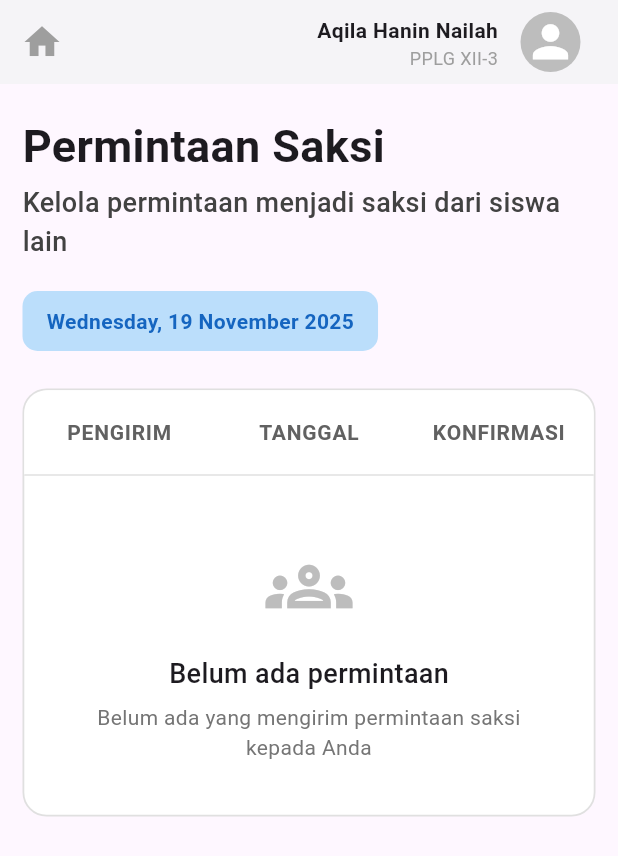
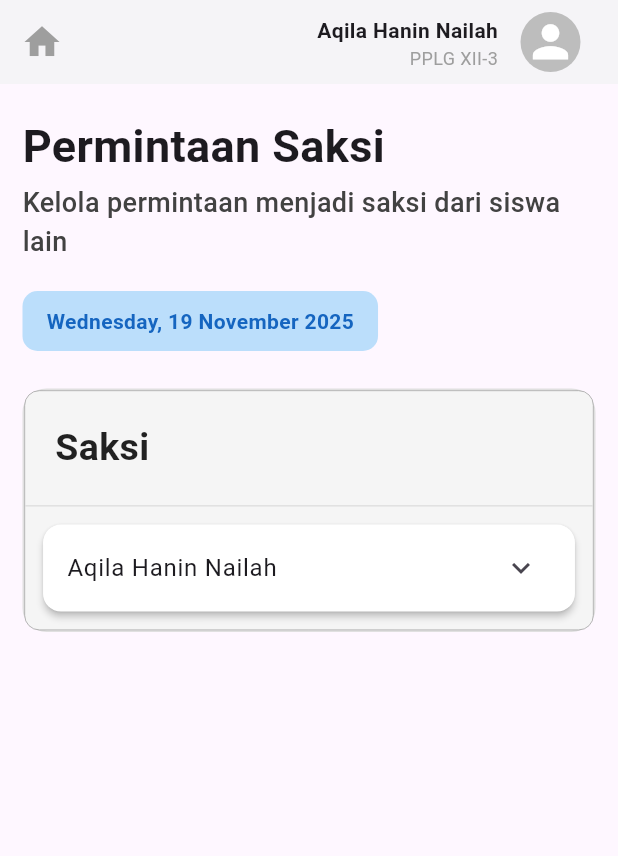
Before and after one commit to Farhan-Syarif-H/Jurnalku-Clone-Flutter, a Flutter app: the PermintaanSaksi screen opened directly, on a phone screen of 412 x 824 dp. Shown: the top 856 px of the screen. Run offline on Flutter 3.47's test engine with Material 3 defaults, Android fonts, the phone set to English and light mode, and no system bars; our stand-ins replace flutter_svg.

Commit message:
optimasi table permintaan saksi

```diff
--- a/lib/dashboard_page.dart
+++ b/lib/dashboard_page.dart
@@ -1,6 +1,7 @@
 import 'package:flutter/material.dart';
 import 'package:flutter_svg/flutter_svg.dart';
 import 'package:jurnalku_clone/catatan-sikap/catatan_sikap_page.dart';
+import 'package:jurnalku_clone/explore_page.dart';
 import 'package:jurnalku_clone/login_page.dart';
 import 'package:jurnalku_clone/panduan-pengguna/panduan_pengguna.dart';
 import 'package:jurnalku_clone/pengaturan_akun_page.dart';
@@ -87,19 +88,19 @@
                           );
                           break;
 
-                        // case 2: // Profil
-                        //   Navigator.push(
-                        //     context,
-                        //     MaterialPageRoute(builder: (_) => ProfilPage()),
-                        //   );
-                        //   break;
+                        case 2: // Profil
+                          Navigator.push(
+                            context,
+                            MaterialPageRoute(builder: (_) => ProfilePage()),
+                          );
+                          break;
 
-                        // case 3: // Jelajahi
-                        //   Navigator.push(
-                        //     context,
-                        //     MaterialPageRoute(builder: (_) => JelajahiPage()),
-                        //   );
-                        //   break;
+                        case 3: // Jelajahi
+                          Navigator.push(
+                            context,
+                            MaterialPageRoute(builder: (_) => ExplorePage()),
+                          );
+                          break;
 
                         // case 4: // Jurnal Pembiasaan
                         //   Navigator.push(
@@ -108,26 +109,26 @@
                         //   );
                         //   break;
 
-                        // case 5: // Permintaan Saksi
-                        //   Navigator.push(
-                        //     context,
-                        //     MaterialPageRoute(builder: (_) => PermintaanSaksiPage()),
-                        //   );
-                        //   break;
+                        case 5: // Permintaan Saksi
+                          Navigator.push(
+                            context,
+                            MaterialPageRoute(builder: (_) => PermintaanSaksi()),
+                          );
+                          break;
 
-                        // case 6: // Progress
-                        //   Navigator.push(
-                        //     context,
-                        //     MaterialPageRoute(builder: (_) => ProgressPage()),
-                        //   );
-                        //   break;
+                        case 6: // Progress
+                          Navigator.push(
+                            context,
+                            MaterialPageRoute(builder: (_) => ProgressBelajar()),
+                          );
+                          break;
 
-                        // case 7: // Catatan Sikap
-                        //   Navigator.push(
-                        //     context,
-                        //     MaterialPageRoute(builder: (_) => CatatanSikapPage()),
-                        //   );
-                        //   break;
+                        case 7: // Catatan Sikap
+                          Navigator.push(
+                            context,
+                            MaterialPageRoute(builder: (_) => CatatanSikapPage()),
+                          );
+                          break;
 
                         case 8: // Panduan Pengguna
                           Navigator.push(
--- a/lib/main.dart
+++ b/lib/main.dart
@@ -1,6 +1,7 @@
 import 'package:flutter/material.dart';
 import 'package:jurnalku_clone/dashboard_page.dart';
 import 'package:jurnalku_clone/explore_page.dart';
+import 'package:jurnalku_clone/permintaan_saksi.dart';
 
 void main() {
   runApp(const MyApp());
--- a/lib/permintaan_saksi.dart
+++ b/lib/permintaan_saksi.dart
@@ -48,7 +48,9 @@
           ),
         ],
       ),
-      body: Padding(
+      body: ListView(
+        children: [
+          Padding(
             padding: EdgeInsets.symmetric(vertical: 10, horizontal: 15),
             child: Column(
               crossAxisAlignment: CrossAxisAlignment.start,
@@ -59,7 +61,10 @@
                     SizedBox(height: 10),
                     Text(
                       "Permintaan Saksi",
-                  style: TextStyle(fontSize: 30, fontWeight: FontWeight.bold),
+                      style: TextStyle(
+                        fontSize: 30,
+                        fontWeight: FontWeight.bold,
+                      ),
                     ),
                     SizedBox(height: 3),
                     Text(
@@ -99,57 +104,53 @@
                   child: Column(
                     children: [
                       Container(
-                    padding: EdgeInsets.symmetric(vertical: 18),
                         decoration: BoxDecoration(
-                      color: Colors.white,
-                      borderRadius: BorderRadius.vertical(
-                        top: Radius.circular(16),
+                          borderRadius: BorderRadius.circular(10),
+                          border: Border.all(width: 0.5, color: Colors.grey),
+                          color: Colors.grey.shade100,
                         ),
-                      border: Border(
-                        bottom: BorderSide(
-                          color: Colors.grey.shade300,
-                          width: 1,
+                        child: Column(
+                          crossAxisAlignment: CrossAxisAlignment.start,
+                          children: [
+                            Padding(
+                              padding: EdgeInsets.all(20),
+                              child: Column(
+                                crossAxisAlignment: CrossAxisAlignment.start,
+                                children: [
+                                  Text(
+                                    "Saksi",
+                                    style: TextStyle(
+                                      fontSize: 25,
+                                      fontWeight: FontWeight.bold,
+                                      color: Colors.black87,
                                     ),
                                   ),
-                    ),
-                    child: Row(
-                      children: [
-                        Expanded(
-                          child: Center(
-                            child: Text(
-                              "PENGIRIM",
-                              style: TextStyle(
-                                fontSize: 14,
-                                letterSpacing: 0.5,
-                                fontWeight: FontWeight.w600,
-                                color: Colors.grey[700],
+                                ],
                               ),
                             ),
+                            //garis
+                            Divider(height: 1, color: Colors.grey[300]),
+
+                            Card(
+                              color: Colors.white,
+                              margin: EdgeInsets.all(12),
+                              elevation: 2,
+                              child: Theme(
+                                data: ThemeData().copyWith(
+                                  dividerColor: Colors.transparent,
                                 ),
+                                child: ExpansionTile(
+                                  title: Text("Aqila Hanin Nailah"),
+                                  childrenPadding: EdgeInsets.all(16),
+                                  children: [
+                                    tampilPermintaanSaksi("Tanggal", ""),
+                                    tampilPermintaanSaksi(
+                                      "Konfirmasi Status",
+                                      "",
                                     ),
-                        Expanded(
-                          child: Center(
-                            child: Text(
-                              "TANGGAL",
-                              style: TextStyle(
-                                fontSize: 14,
-                                letterSpacing: 0.5,
-                                fontWeight: FontWeight.w600,
-                                color: Colors.grey[700],
-                              ),
-                            ),
-                          ),
-                        ),
-                        Expanded(
-                          child: Center(
-                            child: Text(
-                              "KONFIRMASI",
-                              style: TextStyle(
-                                fontSize: 14,
-                                letterSpacing: 0.5,
-                                fontWeight: FontWeight.w600,
-                                color: Colors.grey[700],
-                              ),
+                                    tampilPermintaanSaksi("Deskripsi", ""),
+                                    SizedBox(height: 10),
+                                  ],
                                 ),
                               ),
                             ),
@@ -157,44 +158,25 @@
                         ),
                       ),
 
-                  SizedBox(height: 45),
-                  Column(
-                    children: [
-                      Icon(
-                        Icons.groups_outlined,
-                        size: 58,
-                        color: Colors.grey[400],
+
+                    ],
                   ),
-                      SizedBox(height: 16),
-                      Text(
-                        "Belum ada permintaan",
-                        style: TextStyle(
-                          fontSize: 18,
-                          fontWeight: FontWeight.w500,
-                        ),
-                      ),
-                      SizedBox(height: 6),
-                      Padding(
-                        padding: EdgeInsets.symmetric(horizontal: 30),
-                        child: Text(
-                          "Belum ada yang mengirim permintaan saksi kepada Anda",
-                          textAlign: TextAlign.center,
-                          style: TextStyle(
-                            fontSize: 14,
-                            color: Colors.grey[600],
-                            height: 1.4,
-                          ),
-                        ),
-                      ),
-                      SizedBox(height: 35),
-                    ],
                 ),
               ],
             ),
           ),
         ],
       ),
+    );
+  }
+}
+
+Widget tampilPermintaanSaksi(String projectWork, String value) {
+  return Padding(
+    padding: EdgeInsets.all(10),
+    child: Row(
+      mainAxisAlignment: MainAxisAlignment.spaceBetween,
+      children: [Text(projectWork), Text(value)],
     ),
   );
 }
-}
--- a/lib/progress/progress_belajar.dart
+++ b/lib/progress/progress_belajar.dart
@@ -364,7 +364,7 @@
                       crossAxisAlignment: CrossAxisAlignment.start,
                       children: [
                         Text(
-                          "Gim",
+                          "Project Work",
                           style: TextStyle(
                             fontSize: 25,
                             fontWeight: FontWeight.bold,
@@ -405,7 +405,7 @@
                                 Navigator.push(
                                   context,
                                   MaterialPageRoute(
-                                    builder: (context) => GimProjectDetailPage(),
+                                    builder: (context) => ProjectWorkDetailPage(),
                                   ),
                                 );
                               },
```
Lines whose indentation alone changed are shown as unchanged.
